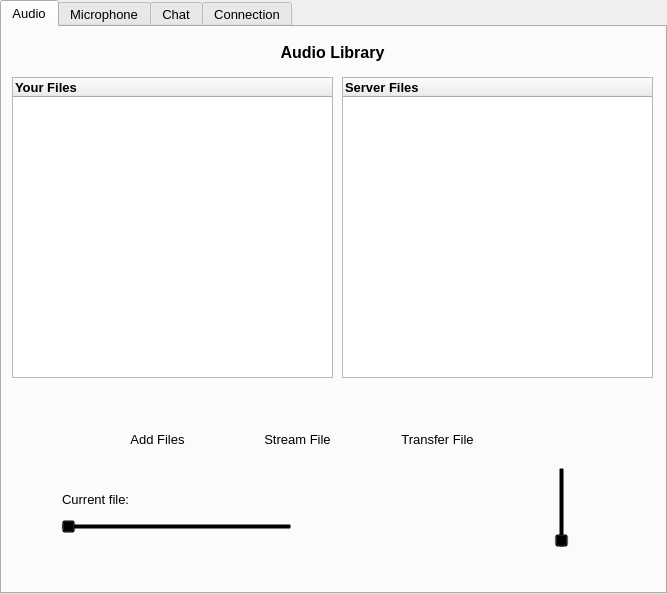
The window that src/application/appwindow.ui (mvan/4985Final) describes before a commit, drawn with Qt 5.
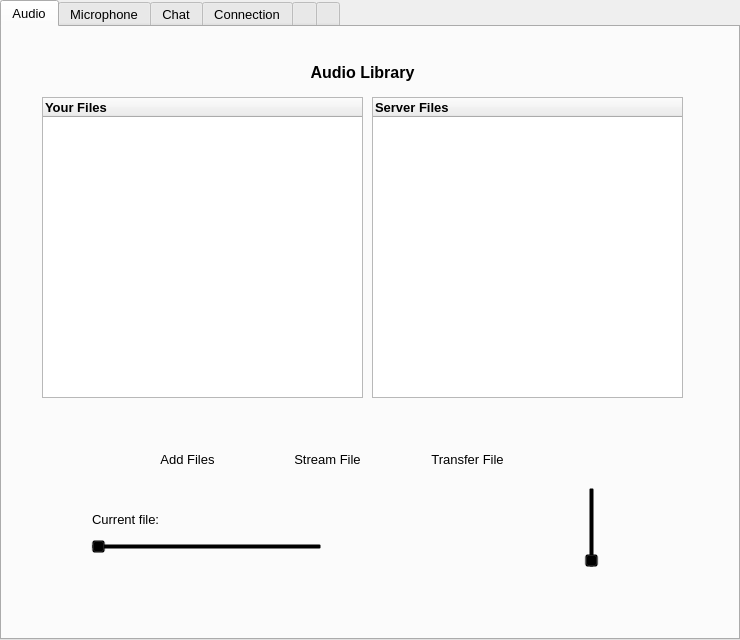
The same window after the commit. Icons and pictures are not drawn. Custom widgets are drawn as their Qt base class.

```diff
--- a/src/application/appwindow.ui
+++ b/src/application/appwindow.ui
@@ -6,8 +6,8 @@
    <rect>
     <x>0</x>
     <y>0</y>
-    <width>667</width>
-    <height>594</height>
+    <width>740</width>
+    <height>640</height>
    </rect>
   </property>
   <property name="font">
@@ -57,8 +57,8 @@
    <widget class="QLabel" name="audioHdr">
     <property name="geometry">
      <rect>
-      <x>0</x>
-      <y>10</y>
+      <x>30</x>
+      <y>30</y>
       <width>661</width>
       <height>31</height>
      </rect>
@@ -89,8 +89,8 @@
     </property>
     <property name="geometry">
      <rect>
-      <x>360</x>
-      <y>480</y>
+      <x>390</x>
+      <y>500</y>
       <width>48</width>
       <height>48</height>
      </rect>
@@ -130,8 +130,8 @@
     </property>
     <property name="geometry">
      <rect>
-      <x>420</x>
-      <y>480</y>
+      <x>450</x>
+      <y>500</y>
       <width>48</width>
       <height>48</height>
      </rect>
@@ -171,8 +171,8 @@
    <widget class="QLabel" name="nowPlaying">
     <property name="geometry">
      <rect>
-      <x>60</x>
-      <y>457</y>
+      <x>90</x>
+      <y>477</y>
       <width>471</width>
       <height>31</height>
      </rect>
@@ -193,8 +193,8 @@
     </property>
     <property name="geometry">
      <rect>
-      <x>480</x>
-      <y>480</y>
+      <x>510</x>
+      <y>500</y>
       <width>48</width>
       <height>48</height>
      </rect>
@@ -234,8 +234,8 @@
     </property>
     <property name="geometry">
      <rect>
-      <x>300</x>
-      <y>480</y>
+      <x>330</x>
+      <y>500</y>
       <width>48</width>
       <height>48</height>
      </rect>
@@ -275,8 +275,8 @@
    <widget class="QTreeWidget" name="myLibrary">
     <property name="geometry">
      <rect>
-      <x>10</x>
-      <y>50</y>
+      <x>40</x>
+      <y>70</y>
       <width>321</width>
       <height>301</height>
      </rect>
@@ -373,8 +373,8 @@
    <widget class="QPushButton" name="stream">
     <property name="geometry">
      <rect>
-      <x>250</x>
-      <y>367</y>
+      <x>280</x>
+      <y>387</y>
       <width>91</width>
       <height>91</height>
      </rect>
@@ -398,8 +398,8 @@
    <widget class="QPushButton" name="transfer">
     <property name="geometry">
      <rect>
-      <x>390</x>
-      <y>367</y>
+      <x>420</x>
+      <y>387</y>
       <width>91</width>
       <height>91</height>
      </rect>
@@ -423,8 +423,8 @@
    <widget class="QPushButton" name="addFiles">
     <property name="geometry">
      <rect>
-      <x>110</x>
-      <y>367</y>
+      <x>140</x>
+      <y>387</y>
       <width>91</width>
       <height>91</height>
      </rect>
@@ -448,8 +448,8 @@
    <widget class="QTreeWidget" name="otherLibrary">
     <property name="geometry">
      <rect>
-      <x>340</x>
-      <y>50</y>
+      <x>370</x>
+      <y>70</y>
       <width>311</width>
       <height>301</height>
      </rect>
@@ -509,8 +509,8 @@
    <widget class="Phonon::SeekSlider" name="seekSlider">
     <property name="geometry">
      <rect>
-      <x>59</x>
-      <y>490</y>
+      <x>89</x>
+      <y>510</y>
       <width>231</width>
       <height>20</height>
      </rect>
@@ -531,8 +531,8 @@
    <widget class="Phonon::VolumeSlider" name="volumeSlider">
     <property name="geometry">
      <rect>
-      <x>550</x>
-      <y>440</y>
+      <x>580</x>
+      <y>460</y>
       <width>20</width>
       <height>81</height>
      </rect>
@@ -550,19 +550,35 @@
      <enum>Qt::Vertical</enum>
     </property>
    </widget>
-   <zorder>nowPlaying</zorder>
-   <zorder>audioHdr</zorder>
-   <zorder>forward</zorder>
-   <zorder>reverse</zorder>
-   <zorder>myLibrary</zorder>
-   <zorder>stream</zorder>
-   <zorder>transfer</zorder>
-   <zorder>addFiles</zorder>
-   <zorder>otherLibrary</zorder>
-   <zorder>seekSlider</zorder>
-   <zorder>volumeSlider</zorder>
-   <zorder>stop</zorder>
-   <zorder>play</zorder>
+   <widget class="QPushButton" name="quit">
+    <property name="geometry">
+     <rect>
+      <x>684</x>
+      <y>10</y>
+      <width>31</width>
+      <height>31</height>
+     </rect>
+    </property>
+    <property name="cursor">
+     <cursorShape>PointingHandCursor</cursorShape>
+    </property>
+    <property name="text">
+     <string/>
+    </property>
+    <property name="icon">
+     <iconset resource="../resource/icons.qrc">
+      <normaloff>:/files/closeBtn.png</normaloff>:/files/closeBtn.png</iconset>
+    </property>
+    <property name="iconSize">
+     <size>
+      <width>22</width>
+      <height>22</height>
+     </size>
+    </property>
+    <property name="flat">
+     <bool>true</bool>
+    </property>
+   </widget>
   </widget>
   <widget class="QWidget" name="microphone">
    <property name="cursor">
@@ -730,6 +746,45 @@
      </rect>
     </property>
    </widget>
+   <widget class="QPushButton" name="quit4">
+    <property name="geometry">
+     <rect>
+      <x>684</x>
+      <y>10</y>
+      <width>31</width>
+      <height>31</height>
+     </rect>
+    </property>
+    <property name="cursor">
+     <cursorShape>PointingHandCursor</cursorShape>
+    </property>
+    <property name="text">
+     <string/>
+    </property>
+    <property name="icon">
+     <iconset resource="../resource/icons.qrc">
+      <normaloff>:/files/closeBtn.png</normaloff>:/files/closeBtn.png</iconset>
+    </property>
+    <property name="iconSize">
+     <size>
+      <width>22</width>
+      <height>22</height>
+     </size>
+    </property>
+    <property name="flat">
+     <bool>true</bool>
+    </property>
+   </widget>
+  </widget>
+  <widget class="QWidget" name="tab">
+   <attribute name="title">
+    <string/>
+   </attribute>
+  </widget>
+  <widget class="QWidget" name="tab_2">
+   <attribute name="title">
+    <string/>
+   </attribute>
   </widget>
  </widget>
  <customwidgets>
```
Left out of the diff: 80 changed lines with no effect on the pictures.
